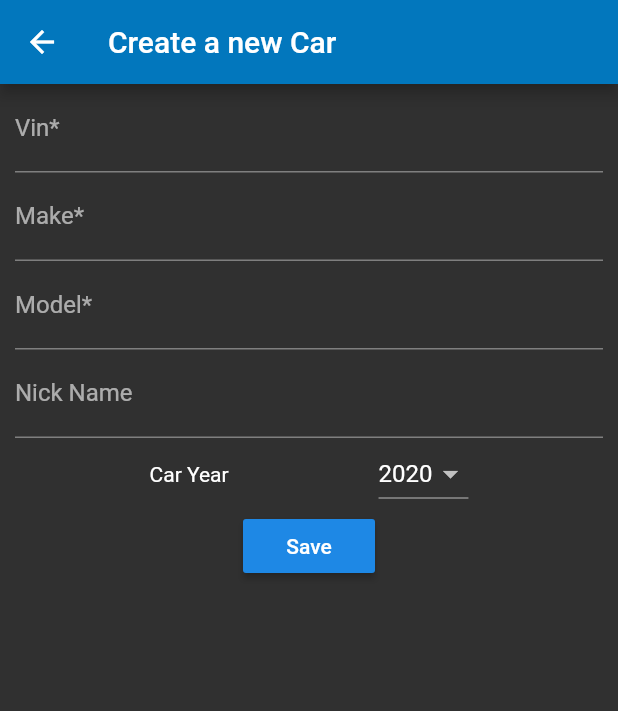
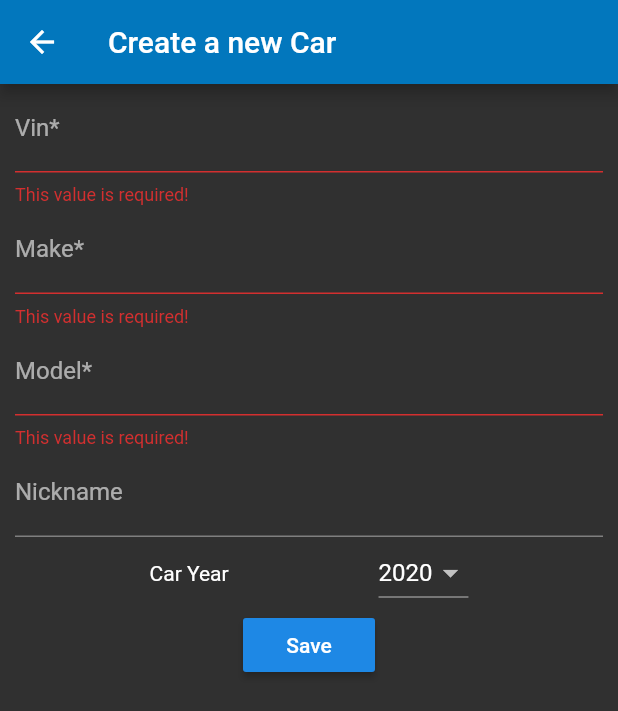
Before and after one commit to Furman950/car_maintenance, a Flutter app: the CarForm screen opened by its route, after a tap on "Save", on a phone screen of 412 x 824 dp. Shown: the top 711 px of the screen. Run offline on Flutter 3.47's test engine with Material 2 defaults, Android fonts, the phone set to English and light mode, and no system bars; network calls fail.

Commit message:
Implemented creating a Car

```diff
--- a/lib/core/models/car.dart
+++ b/lib/core/models/car.dart
@@ -10,14 +10,14 @@ String carToJson(Car data) => json.encode(data.toJson());
 class Car {
   String vin;
   String make;
-  String nickName;
+  String nickname;
   String model;
   int yearManufactured;
 
   Car({
     this.vin,
     this.make,
-    this.nickName,
+    this.nickname,
     this.model,
     this.yearManufactured,
   });
@@ -25,7 +25,7 @@ class Car {
   factory Car.fromJson(Map<String, dynamic> json) => Car(
         vin: json["vin"],
         make: json["make"],
-        nickName: json["nickName"] ?? "",
+        nickname: json["nickname"] ?? "",
         model: json["model"],
         yearManufactured: json["yearManufactured"],
       );
@@ -33,7 +33,7 @@ class Car {
   Map<String, dynamic> toJson() => {
         "vin": vin,
         "make": make,
-        "nickName": nickName ?? "",
+        "nickName": nickname ?? "",
         "model": model,
         "yearManufactured": yearManufactured,
       };
--- a/lib/core/viewmodels/views/car_form_view_model.dart
+++ b/lib/core/viewmodels/views/car_form_view_model.dart
@@ -1,11 +1,37 @@
+import 'package:car_maintenance/core/models/car.dart';
 import 'package:car_maintenance/core/services/car_api.dart';
 import 'package:car_maintenance/core/viewmodels/base_model.dart';
 import 'package:flutter/cupertino.dart';
+import 'package:http/http.dart';
 
 class CarFormViewModel extends BaseModel {
   CarApi _carApi;
+  int _year;
+  int get year => _year;
+  Car car;
+
+  setYear(int year) {
+    _year = year;
+    notifyListeners();
+  }
+
   final Map<String, TextEditingController> _textEditingControllers;
 
   CarFormViewModel(this._textEditingControllers, {@required CarApi carApi})
       : _carApi = carApi;
+
+  Future<Response> saveCar() async {
+    setBusy(true);
+    var carMap = Map<String, dynamic>();
+    _textEditingControllers.keys.forEach(
+        (key) => carMap[key] = _textEditingControllers[key].value.text);
+    carMap['yearManufactured'] = _year;
+    var res = await _carApi.saveCar(carMap);
+    car = Car.fromJson(carMap);
+    setBusy(false);
+    return res;
+  }
+
+  String validator(String value) =>
+      value.isEmpty ? 'This value is required!' : null;
 }
--- a/lib/core/viewmodels/views/home_view_model.dart
+++ b/lib/core/viewmodels/views/home_view_model.dart
@@ -11,6 +11,11 @@ class HomeViewModel extends BaseModel {
   List<Car> _cars = [];
   List<Car> get cars => _cars;
 
+  addCar(Car car) {
+    _cars.add(car);
+    notifyListeners();
+  }
+
   void setCars(List<Car> cars) {
     cars.forEach((x) => print(x));
     _cars = cars;
--- a/lib/ui/router.dart
+++ b/lib/ui/router.dart
@@ -2,7 +2,7 @@ import 'package:car_maintenance/core/constants/app_contstants.dart';
 import 'package:car_maintenance/core/models/car.dart';
 import 'package:car_maintenance/ui/views/CarForm/car_form.dart';
 import 'package:car_maintenance/ui/views/Home/home.dart';
-import 'package:car_maintenance/ui/views/oilchanges/oil_changes.dart';
+import 'package:car_maintenance/ui/views/Oilchanges/oil_changes.dart';
 import 'package:flutter/cupertino.dart';
 import 'package:flutter/material.dart';
 
--- a/lib/ui/views/CarForm/car_form.dart
+++ b/lib/ui/views/CarForm/car_form.dart
@@ -12,7 +12,13 @@ class CarForm extends StatefulWidget {
 class _CarFormState extends State<CarForm> {
   final _formKey = GlobalKey<FormState>();
   final currentYear = DateTime.now().year;
-  final Map<String, TextEditingController> _textEditingControllers = {};
+  final Map<String, TextEditingController> _textEditingControllers = {
+    'vin': TextEditingController(),
+    'make': TextEditingController(),
+    'model': TextEditingController(),
+    'nickname': TextEditingController()
+  };
+
   List<DropdownMenuItem<int>> _yearsList;
 
   _CarFormState() {
@@ -32,38 +38,46 @@ class _CarFormState extends State<CarForm> {
     }
   }
 
-  void _onYearChange(int value) {}
-
   @override
   Widget build(BuildContext context) {
     return BaseWidget<CarFormViewModel>(
       model: CarFormViewModel(_textEditingControllers,
           carApi: Provider.of(context)),
+      onModelReady: (model) => model.setYear(currentYear),
       builder: (context, model, child) => Scaffold(
         appBar: AppBar(
           title: Text('Create a new Car'),
         ),
-        body: Container(
+        body: Stack(
+          children: <Widget>[
+            Container(
               margin: EdgeInsets.only(left: 10, right: 10),
               child: Form(
                 key: _formKey,
                 child: Column(
                   children: <Widget>[
                     TextFormField(
+                      controller: _textEditingControllers['vin'],
+                      validator: model.validator,
                       decoration: InputDecoration(
                           labelText: 'Vin*', hintText: 'Enter Car Vin'),
                     ),
                     TextFormField(
+                      controller: _textEditingControllers['make'],
+                      validator: model.validator,
                       decoration: InputDecoration(
                           labelText: 'Make*', hintText: 'Enter Make'),
                     ),
                     TextFormField(
+                      controller: _textEditingControllers['model'],
+                      validator: model.validator,
                       decoration: InputDecoration(
                           labelText: 'Model*', hintText: 'Enter Model'),
                     ),
                     TextFormField(
+                      controller: _textEditingControllers['nickname'],
                       decoration: InputDecoration(
-                      labelText: 'Nick Name', hintText: 'Enter nick name'),
+                          labelText: 'Nickname', hintText: 'Enter Nickname'),
                     ),
                     Row(
                       mainAxisAlignment: MainAxisAlignment.center,
@@ -73,20 +87,45 @@ class _CarFormState extends State<CarForm> {
                           width: 100,
                         ),
                         DropdownButton(
-                      value: currentYear,
+                          value: model.year,
                           items: _yearsList,
-                      onChanged: _onYearChange,
+                          onChanged: model.setYear,
                         ),
                       ],
                     ),
                     RaisedButton(
                       child: Text('Save'),
-                  onPressed: () => print('fudge'),
+                      onPressed: () async {
+                        if (_formKey.currentState.validate()) {
+                          var res = await model.saveCar();
+                          if (res.statusCode == 201) {
+                            Navigator.pop(context, model.car);
+                          }
+                        }
+                      },
                     )
                   ],
                 ),
               ),
             ),
+            model.busy
+                ? Stack(
+                    children: <Widget>[
+                      Opacity(
+                        opacity: 0.3,
+                        child: const ModalBarrier(
+                          dismissible: false,
+                          color: Colors.grey,
+                        ),
+                      ),
+                      Center(
+                        child: CircularProgressIndicator(),
+                      )
+                    ],
+                  )
+                : Container(),
+          ],
+        ),
       ),
     );
   }
```
Also changed, not shown: lib/ui/views/Home/home.dart (+15 -4 lines). Lines whose indentation alone changed are shown as unchanged.
